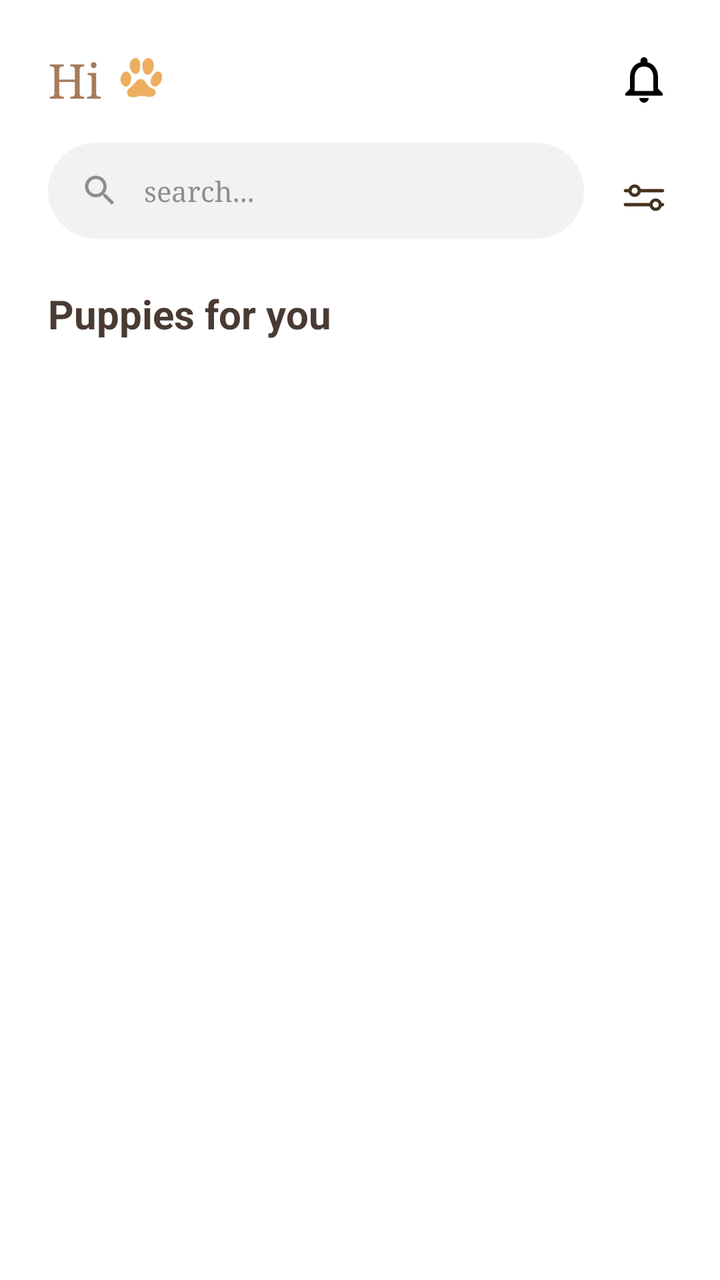
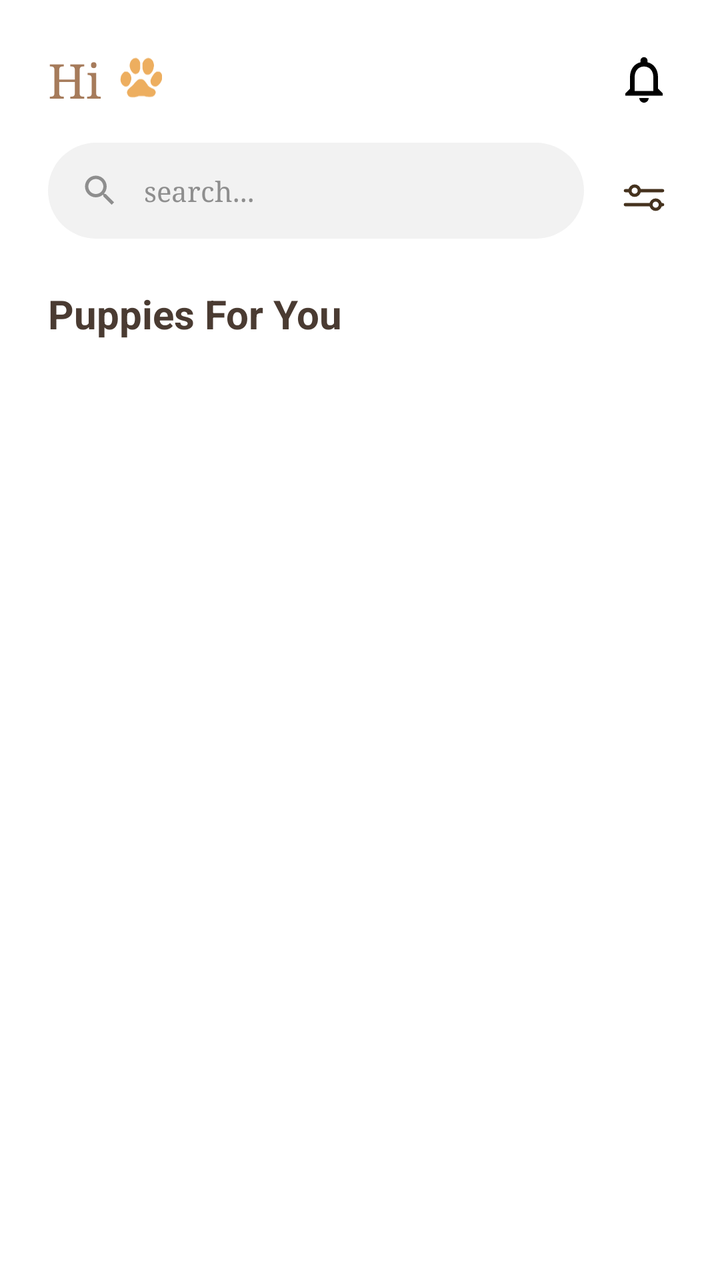

Before-and-after screenshots of an Android layout around one commit, followed by the original layout XML and the change that was made.
<!-- AndroidManifest.xml: application theme Theme.Paws -->
<!-- res/layout/fragment_home.xml -->
<?xml version="1.0" encoding="utf-8"?>
<LinearLayout xmlns:android="http://schemas.android.com/apk/res/android"
    android:layout_width="match_parent"
    android:layout_height="match_parent"
    android:orientation="vertical"
    android:background="#FFFFFF">

    
    <LinearLayout
        android:id="@+id/header_home"
        android:layout_width="match_parent"
        android:layout_height="wrap_content"
        android:orientation="vertical"
        android:padding="24dp">

        <LinearLayout
            android:layout_width="match_parent"
            android:layout_height="wrap_content"
            android:orientation="horizontal"
            android:gravity="center_vertical">

            <LinearLayout
                android:layout_width="0dp"
                android:layout_height="wrap_content"
                android:layout_weight="1"
                android:orientation="horizontal"
                android:gravity="center_vertical">

                <TextView
                    android:id="@+id/tvWelcomeName"
                    android:layout_width="wrap_content"
                    android:layout_height="wrap_content"
                    android:text="Hi"
                    android:textSize="24sp"
                    android:textColor="#A67B5B"
                    android:fontFamily="serif"
                    android:textAllCaps="false" />

                <ImageView
                    android:layout_width="24dp"
                    android:layout_height="24dp"
                    android:layout_marginStart="8dp"
                    android:src="@drawable/home_ic_paws_logo" />
            </LinearLayout>

            <FrameLayout
                android:layout_width="wrap_content"
                android:layout_height="wrap_content">
                <ImageView
                    android:id="@+id/ivBellHome"
                    android:layout_width="28dp"
                    android:layout_height="28dp"
                    android:src="@drawable/ic_bell"
                    android:contentDescription="Notifications" />
                <View
                    android:id="@+id/viewBadgeHome"
                    android:layout_width="10dp"
                    android:layout_height="10dp"
                    android:layout_gravity="top|end"
                    android:background="@drawable/bg_orange_dot"
                    android:visibility="gone" />
            </FrameLayout>
        </LinearLayout>

        <LinearLayout
            android:layout_width="match_parent"
            android:layout_height="wrap_content"
            android:orientation="horizontal"
            android:layout_marginTop="16dp"
            android:gravity="center_vertical">

            <LinearLayout
                android:layout_width="0dp"
                android:layout_height="48dp"
                android:layout_weight="1"
                android:background="@drawable/bg_search_bar"
                android:orientation="horizontal"
                android:gravity="center_vertical"
                android:paddingStart="16dp"
                android:paddingEnd="16dp">

                <ImageView
                    android:layout_width="20dp"
                    android:layout_height="20dp"
                    android:src="@drawable/ic_search" />

                <EditText
                    android:id="@+id/etSearchHome"
                    android:layout_width="match_parent"
                    android:layout_height="match_parent"
                    android:background="@android:color/transparent"
                    android:hint="search..."
                    android:paddingStart="12dp"
                    android:textSize="14sp"
                    android:fontFamily="serif"
                    android:inputType="text"
                    android:textColor="#4A3B32"
                    android:textColorHint="#8E8E8E" />
            </LinearLayout>

            <ImageView
                android:id="@+id/ivFilterHome"
                android:layout_width="28dp"
                android:layout_height="28dp"
                android:layout_marginStart="16dp"
                android:src="@drawable/ic_filter"
                android:contentDescription="Filter" />
        </LinearLayout>
    </LinearLayout>

    <TextView
        android:id="@+id/tvPuppiesLabel"
        android:layout_width="wrap_content"
        android:layout_height="wrap_content"
        android:text="Puppies for you"
        android:textSize="20sp"
        android:textStyle="bold"
        android:textColor="#4A3B32"
        android:layout_marginStart="24dp"
        android:layout_marginBottom="8dp"/>

    
    <androidx.recyclerview.widget.RecyclerView
        android:id="@+id/rvGlobalFeed"
        android:layout_width="match_parent"
        android:layout_height="match_parent"
        android:clipToPadding="false"
        android:paddingBottom="24dp"
        android:scrollbars="none" />

</LinearLayout>
<!-- resources referenced by this layout -->
<resources>
  <!-- drawable bg_orange_dot (drawable) -->
  <?xml version="1.0" encoding="utf-8"?>
  <shape xmlns:android="http://schemas.android.com/apk/res/android">
      <solid android:color="#F09B42" />
      <corners android:radius="10dp" />
  </shape>
  <!-- drawable bg_search_bar (drawable) -->
  <?xml version="1.0" encoding="utf-8"?>
  <shape xmlns:android="http://schemas.android.com/apk/res/android">
      <solid android:color="#F2F2F2" /> <corners android:radius="24dp" /> </shape>
  <!-- drawable home_ic_paws_logo: vector/xml drawable (drawable, 3204 chars, omitted) -->
  <!-- drawable ic_bell (drawable) -->
  <vector xmlns:android="http://schemas.android.com/apk/res/android"
      android:width="24dp"
      android:height="24dp"
      android:viewportWidth="24"
      android:viewportHeight="24">
      <path
          android:fillColor="#000000"
          android:pathData="M12,22c1.1,0 2,-0.9 2,-2h-4C10,21.1 10.9,22 12,22zM18,16v-5c0,-3.07 -1.63,-5.64 -4.5,-6.32V4c0,-0.83 -0.67,-1.5 -1.5,-1.5s-1.5,0.67 -1.5,1.5v0.68C7.64,5.36 6,7.92 6,11v5l-2,2v1h16v-1L18,16zM16,17H8v-6c0,-2.48 1.51,-4.5 4,-4.5s4,2.02 4,4.5V17z" />
  </vector>
  <!-- drawable ic_filter: vector/xml drawable (drawable, 2373 chars, omitted) -->
  <!-- drawable ic_search (drawable) -->
  <vector xmlns:android="http://schemas.android.com/apk/res/android"
      android:width="24dp"
      android:height="24dp"
      android:viewportWidth="24"
      android:viewportHeight="24">
      <path
          android:fillColor="#8E8E8E"
          android:pathData="M15.5,14h-0.79l-0.28,-0.27C15.41,12.59 16,11.11 16,9.5 16,5.91 13.09,3 9.5,3S3,5.91 3,9.5 5.91,16 9.5,16c1.61,0 3.09,-0.59 4.23,-1.57l0.27,0.28v0.79l5,4.99L20.49,19l-4.99,-5zM9.5,14C7.01,14 5,11.99 5,9.5S7.01,5 9.5,5 14,7.01 14,9.5 11.99,14 9.5,14z" />
  </vector>
  <style name="Theme.Paws" parent="Base.Theme.Paws" />
  <style name="Base.Theme.Paws" parent="Theme.Material3.DayNight.NoActionBar">
  
          
          <item name="android:statusBarColor">#FFFFFF</item>
  
          
          <item name="android:windowLightStatusBar">true</item>
  
      </style>
</resources>

<!-- the commit's change to res/layout/fragment_home.xml (unified diff, before → after) -->
@@ -112,7 +112,7 @@
         android:id="@+id/tvPuppiesLabel"
         android:layout_width="wrap_content"
         android:layout_height="wrap_content"
-        android:text="Puppies for you"
+        android:text="Puppies For You"
         android:textSize="20sp"
         android:textStyle="bold"
         android:textColor="#4A3B32"
